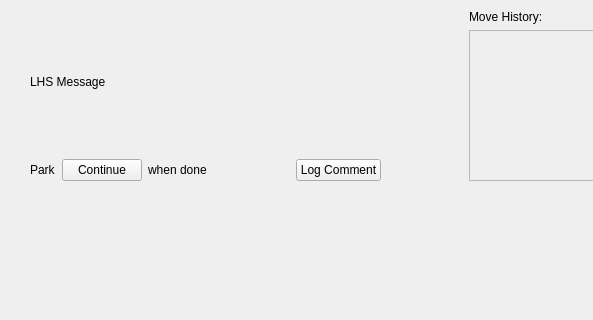
The window that form.ui (ShadyBarrios/CS179_P3) describes before a commit, drawn with Qt 5; both pictures show x 0 to 593 and y 0 to 320 of the 934 by 700 pixel window.
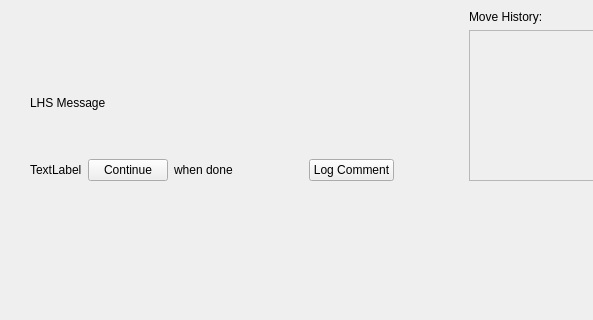
The same window after the commit. The open tabs and pages were chosen to show the change.

Patch:
```diff
--- a/form.ui
+++ b/form.ui
@@ -136,6 +136,19 @@
       <layout class="QHBoxLayout" name="MessageLayouts">
        <item>
         <layout class="QVBoxLayout" name="MessagesLhsLayout">
+         <item>
+          <spacer name="verticalSpacer_3">
+           <property name="orientation">
+            <enum>Qt::Orientation::Vertical</enum>
+           </property>
+           <property name="sizeHint" stdset="0">
+            <size>
+             <width>20</width>
+             <height>40</height>
+            </size>
+           </property>
+          </spacer>
+         </item>
          <item>
           <layout class="QVBoxLayout" name="verticalLayout_4">
            <item>
@@ -162,14 +175,31 @@
              </item>
             </layout>
            </item>
+           <item>
+            <spacer name="verticalSpacer_2">
+             <property name="orientation">
+              <enum>Qt::Orientation::Vertical</enum>
+             </property>
+             <property name="sizeHint" stdset="0">
+              <size>
+               <width>20</width>
+               <height>40</height>
+              </size>
+             </property>
+            </spacer>
+           </item>
            <item>
             <layout class="QHBoxLayout" name="ParkLayout">
              <item>
-              <widget class="QLabel" name="ParkLabel">
-               <property name="text">
-                <string>Park</string>
-               </property>
-              </widget>
+              <layout class="QVBoxLayout" name="ParkLabelLayout">
+               <item>
+                <widget class="QLabel" name="ParkLabel">
+                 <property name="text">
+                  <string>TextLabel</string>
+                 </property>
+                </widget>
+               </item>
+              </layout>
              </item>
              <item>
               <layout class="QHBoxLayout" name="ContinueLayout">
```
Left out of the diff: 2 changed lines with no effect on the pictures.
